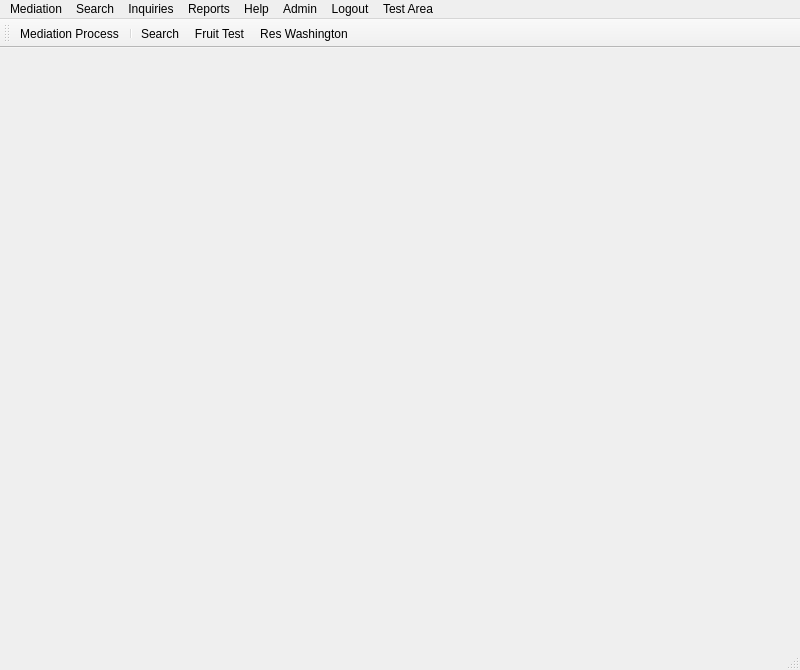
The window that drc/DRCClient.ui (lansdon/cpts483_drc) describes before a commit, drawn with Qt 5.
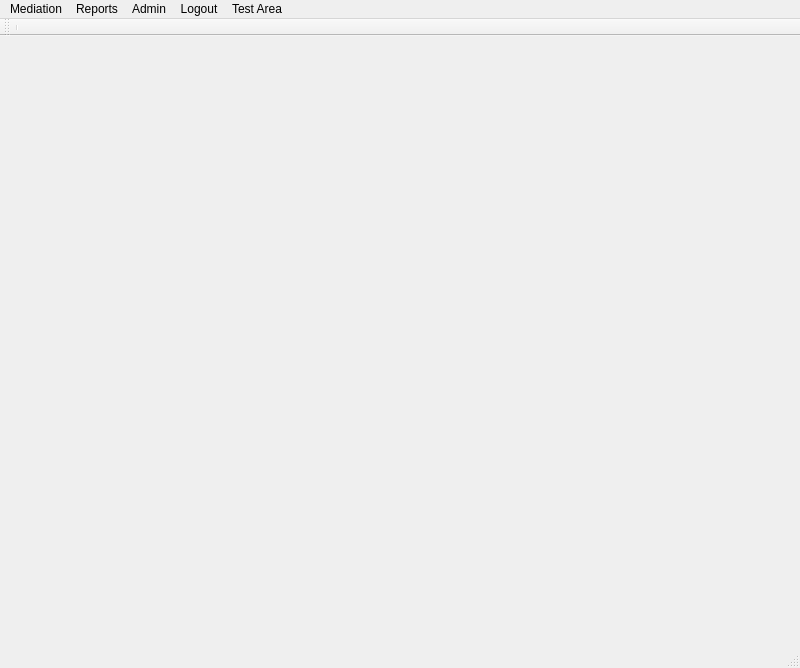
The same window after the commit.

Commit message: Removes unused GUI menus

```diff
--- a/drc/DRCClient.ui
+++ b/drc/DRCClient.ui
@@ -54,41 +54,15 @@
      <x>0</x>
      <y>0</y>
      <width>800</width>
-     <height>21</height>
+     <height>22</height>
     </rect>
    </property>
-   <widget class="QMenu" name="menuInquiries">
-    <property name="title">
-     <string>Inquiries</string>
-    </property>
-    <addaction name="actionNew"/>
-    <addaction name="separator"/>
-    <addaction name="actionFind"/>
-    <addaction name="separator"/>
-    <addaction name="actionRecent"/>
-    <addaction name="actionStatus_List"/>
-    <addaction name="separator"/>
-   </widget>
    <widget class="QMenu" name="menuReports">
     <property name="title">
      <string>Reports</string>
     </property>
     <addaction name="actionCase_Summary"/>
    </widget>
-   <widget class="QMenu" name="menuHelp">
-    <property name="title">
-     <string>Help</string>
-    </property>
-    <addaction name="actionMediation_Process"/>
-    <addaction name="separator"/>
-    <addaction name="actionFruit_Test"/>
-   </widget>
-   <widget class="QMenu" name="menuSearch">
-    <property name="title">
-     <string>Search</string>
-    </property>
-    <addaction name="actionNew_search_form"/>
-   </widget>
    <widget class="QMenu" name="menu_mediationProcess">
     <property name="title">
      <string>Mediation</string>
@@ -122,10 +96,7 @@
     <addaction name="actionSave_to_file"/>
    </widget>
    <addaction name="menu_mediationProcess"/>
-   <addaction name="menuSearch"/>
-   <addaction name="menuInquiries"/>
    <addaction name="menuReports"/>
-   <addaction name="menuHelp"/>
    <addaction name="menuAdmin"/>
    <addaction name="menuUser"/>
    <addaction name="menuTest_Area"/>
@@ -141,11 +112,7 @@
    <attribute name="toolBarBreak">
     <bool>false</bool>
    </attribute>
-   <addaction name="actionMediation_Process"/>
    <addaction name="separator"/>
-   <addaction name="actionNew_search_form"/>
-   <addaction name="actionFruit_Test"/>
-   <addaction name="actionCase_Summary"/>
   </widget>
   <action name="actionNew">
    <property name="text">
```
The commit also changes 1 other file.
